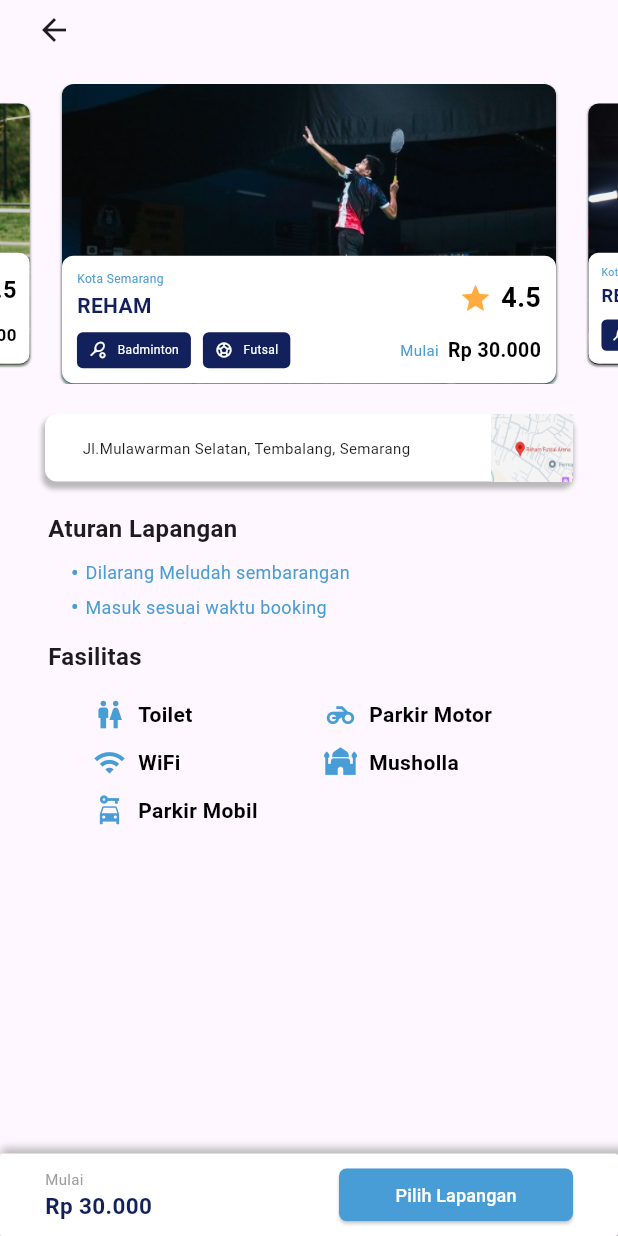
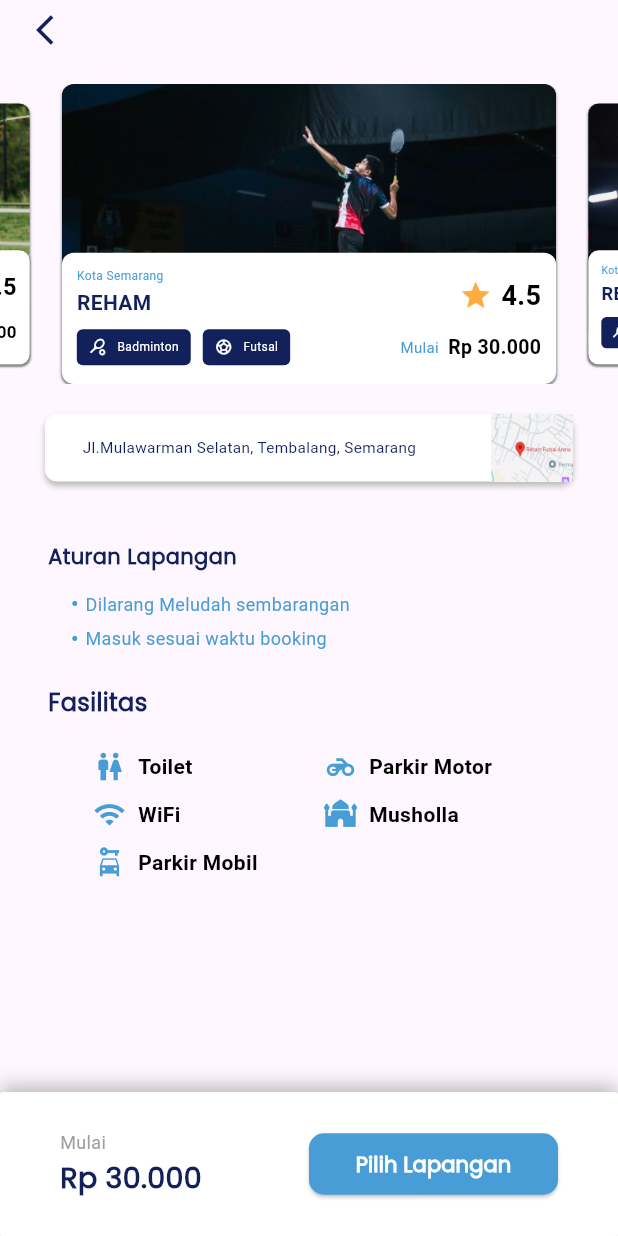
Before and after one commit to iammburg/arena-connect, a Flutter app: the FieldCenterDetails screen opened directly, on a phone screen of 412 x 824 dp. Run offline on Flutter 3.47's test engine with Material 3 defaults, Android fonts, the phone set to English and light mode, and no system bars; drawn by our look-alikes of carousel_slider; our stand-ins replace device_preview.

Commit message:
feat: optimize font sizes, color and button

```diff
--- a/lib/screens/field-search/field_center_detail.dart
+++ b/lib/screens/field-search/field_center_detail.dart
@@ -21,10 +21,11 @@
   Widget build(BuildContext context) {
     return Scaffold(
       appBar: AppBar(
+        automaticallyImplyLeading: false,
         leading: Padding(
           padding: const EdgeInsets.only(bottom: 16, left: 16),
           child: IconButton(
-            icon: const Icon(Icons.arrow_back),
+            icon: Icon(Icons.arrow_back_ios, color: primary),
             onPressed: () {
               Navigator.pop(context);
             },
@@ -81,14 +82,18 @@
 
                           //Background putih dengan Informasi di atasnya
                           Positioned(
-                            bottom: 0.55,
-                            left: 0.1,
-                            right: 0.1,
+                            bottom: 0,
+                            left: 0,
+                            right: 0,
                             child: Container(
-                              height: 85.0,
-                              decoration: BoxDecoration(
+                              height: 87.5,
+                              decoration: const BoxDecoration(
                                 color: Colors.white,
-                                borderRadius: BorderRadius.circular(7.75),
+                                borderRadius: BorderRadius.only(
+                                    topLeft: Radius.circular(8),
+                                    topRight: Radius.circular(8),
+                                    bottomLeft: Radius.circular(8),
+                                    bottomRight: Radius.circular(8)),
                                 boxShadow: [
                                   BoxShadow(
                                     color: Colors.black26, // Warna bayangan
@@ -228,9 +233,9 @@
               boxShadow: [
                 BoxShadow(
                   color: Colors.grey.withOpacity(0.7), // Warna bayangan
-                  spreadRadius: 1, // Sebaran bayangan
-                  blurRadius: 2, // Jarak blur
-                  offset: Offset(-0.5, 4), // Perpindahan bayangan (x,y)
+                  spreadRadius: 0, // Sebaran bayangan
+                  blurRadius: 3, // Jarak blur
+                  offset: Offset(0, 3), // Perpindahan bayangan (x,y)
                 ),
               ],
             ),
@@ -247,9 +252,7 @@
                       children: [
                         Text(
                           'Jl.Mulawarman Selatan, Tembalang, Semarang',
-                          style: TextStyle(
-                            fontSize: 10,
-                          ),
+                          style: TextStyle(fontSize: 10.2, color: primary),
                         ),
                       ],
                     ),
@@ -286,14 +289,9 @@
             child: Column(
               crossAxisAlignment: CrossAxisAlignment.start,
               children: [
-                Text(
-                  "Aturan Lapangan",
-                  style: TextStyle(
-                    fontSize: 16,
-                    fontWeight: FontWeight.bold,
-                  ),
-                ),
-                SizedBox(height: 6),
+                SizedBox(height: 20),
+                Text("Aturan Lapangan", style: superFont3),
+                SizedBox(height: 10),
                 // Daftar aturan dengan bullet poin
                 Container(
                   padding: EdgeInsets.only(left: 15),
@@ -343,14 +341,9 @@
             child: Column(
               crossAxisAlignment: CrossAxisAlignment.start,
               children: [
-                Text(
-                  'Fasilitas',
-                  style: TextStyle(
-                    fontSize: 16,
-                    fontWeight: FontWeight.bold,
-                  ),
-                ),
-                SizedBox(height: 16),
+                const SizedBox(height: 10),
+                Text('Fasilitas', style: superFont2),
+                SizedBox(height: 20),
 
                 // Daftar Fasilitas Lapangan dengan Ikon
                 Container(
@@ -488,16 +481,16 @@
 
           const Spacer(),
           Container(
-            height: 55,
+            height: 96,
             decoration: BoxDecoration(
               color: Colors.white,
               borderRadius: BorderRadius.circular(2.0),
               boxShadow: [
-                BoxShadow(
+                const BoxShadow(
                   color: Colors.black26, // Warna bayangan
-                  offset: Offset(4.5, 0), // Posisi bayangan
-                  blurRadius: 4.0, // Jarak blur bayangan
-                  spreadRadius: 3.5, // Jarak sebar bayangan
+                  offset: Offset(0, -4), // Posisi bayangan
+                  blurRadius: 10, // Jarak blur bayangan
+                  spreadRadius: 0, // Jarak sebar bayangan
                 ),
               ],
             ),
@@ -508,25 +501,22 @@
                 Expanded(
                   flex: 2,
                   child: Container(
-                    margin: EdgeInsets.only(top: 10, bottom: 10, left: 30),
+                    margin:
+                        const EdgeInsets.only(top: 10, bottom: 10, left: 40),
                     child: Column(
                       crossAxisAlignment: CrossAxisAlignment.start,
                       children: [
-                        Text(
+                        const SizedBox(height: 15),
+                        const Text(
                           'Mulai',
                           style: TextStyle(
-                            fontSize: 10, // Ukuran font yang lebih kecil
-                            color: Colors.grey, // Warna teks abu-abu
+                            fontSize: 12,
+                            color: Colors.grey,
                           ),
                         ),
-                        Text(
-                          'Rp 30.000',
-                          style: TextStyle(
-                            fontSize: 15, // Ukuran font untuk harga
-                            fontWeight: FontWeight.bold,
-                            color: primary, // Warna teks biru gelap
-                          ),
-                        ),
+                        const SizedBox(height: 2),
+                        Text('Rp 30.000',
+                            style: superFont2.copyWith(fontSize: 19)),
                       ],
                     ),
                   ),
@@ -534,8 +524,8 @@
                 Expanded(
                   flex: 2,
                   child: Container(
-                    margin: EdgeInsets.only(
-                        top: 10, bottom: 10, left: 20, right: 30),
+                    margin:
+                        const EdgeInsets.only(top: 10, bottom: 10, right: 40),
                     child: ElevatedButton(
                       onPressed: () {
                         // Aksi ketika tombol ditekan
@@ -545,14 +535,13 @@
                               builder: (context) => SelectSchedule()),
                         );
                       },
-                      style: shortButton3,
-                      child: Text(
-                        'Pilih Lapangan',
-                        style: TextStyle(
-                          fontSize: 12, // Ukuran teks tombol
-                          color: Colors.white, // Warna teks putih
-                        ),
-                      ),
+                      style: shortButton3.copyWith(
+                          fixedSize: WidgetStateProperty.all(const Size(0, 41)),
+                          shape: WidgetStateProperty.all(RoundedRectangleBorder(
+                              borderRadius: BorderRadius.circular(10)))),
+                      child: Text('Pilih Lapangan',
+                          style:
+                              superFont4.copyWith(color: white, fontSize: 14)),
                     ),
                   ),
                 ),
```
